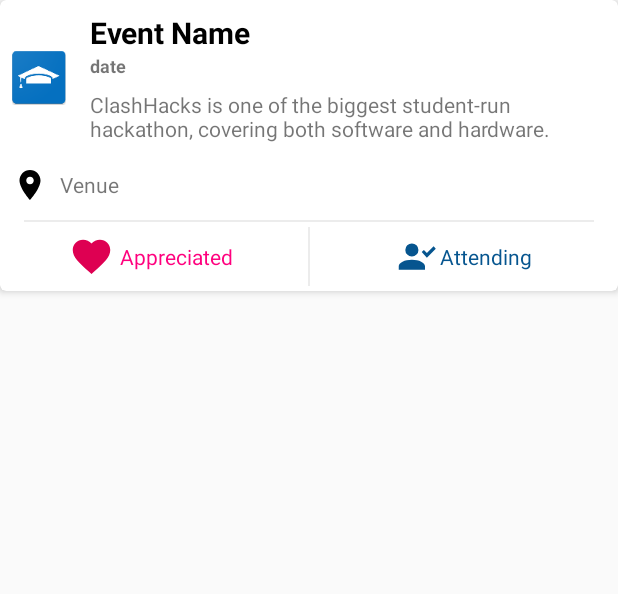
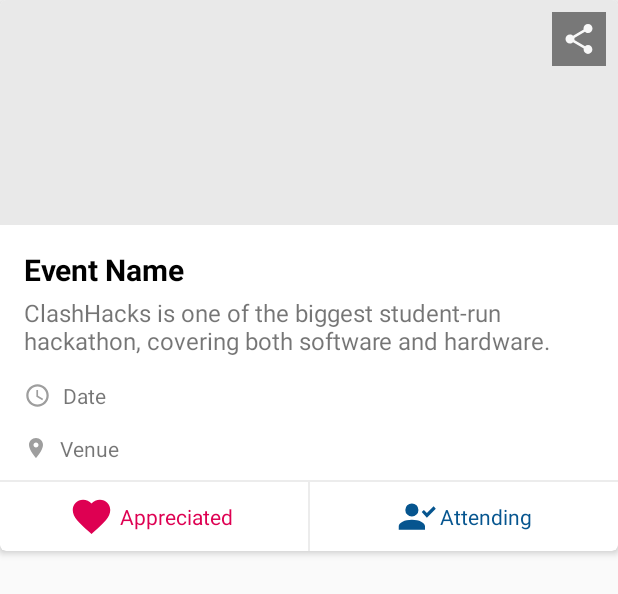
Before and after one commit to CampusBox/android, an Android app: the layout card_event.xml on its own in the app's theme, with its tools: preview values and no code run, on a phone screen of 412 x 824 dp. Shown: the top 594 px of the screen. Run offline under Robolectric (Android 15) with nearby library versions, the phone set to English and light mode, and no system bars; network calls fail.

Commit message:
Added deep linking

```diff
--- a/CampusBox/app/src/main/AndroidManifest.xml
+++ b/CampusBox/app/src/main/AndroidManifest.xml
@@ -22,9 +22,12 @@
             android:name=".activity.MainActivity"
             android:theme="@style/AppTheme">
             <intent-filter>
+                <action android:name="android.intent.action.VIEW" />
                 <action android:name="android.intent.action.MAIN" />
-
                 <category android:name="android.intent.category.DEFAULT" />
+                <category android:name="android.intent.category.BROWSABLE" />
+                <data android:scheme="https"
+                    android:host="app.campusbox.org"/>
             </intent-filter>
         </activity>
         <activity
--- a/CampusBox/app/src/main/res/drawable/ic_location.xml
+++ b/CampusBox/app/src/main/res/drawable/ic_location.xml
@@ -1,9 +1,9 @@
 <vector xmlns:android="http://schemas.android.com/apk/res/android"
-        android:width="24dp"
-        android:height="24dp"
+        android:width="16dp"
+        android:height="16dp"
         android:viewportWidth="24.0"
         android:viewportHeight="24.0">
     <path
-        android:fillColor="#FF000000"
+        android:fillColor="#9E9E9E"
         android:pathData="M12,2C8.13,2 5,5.13 5,9c0,5.25 7,13 7,13s7,-7.75 7,-13c0,-3.87 -3.13,-7 -7,-7zM12,11.5c-1.38,0 -2.5,-1.12 -2.5,-2.5s1.12,-2.5 2.5,-2.5 2.5,1.12 2.5,2.5 -1.12,2.5 -2.5,2.5z"/>
 </vector>
--- /dev/null
+++ b/CampusBox/app/src/main/res/drawable/ic_share.xml
@@ -0,0 +1,9 @@
+<vector xmlns:android="http://schemas.android.com/apk/res/android"
+        android:width="24dp"
+        android:height="24dp"
+        android:viewportWidth="24.0"
+        android:viewportHeight="24.0">
+    <path
+        android:fillColor="#FFF"
+        android:pathData="M18,16.08c-0.76,0 -1.44,0.3 -1.96,0.77L8.91,12.7c0.05,-0.23 0.09,-0.46 0.09,-0.7s-0.04,-0.47 -0.09,-0.7l7.05,-4.11c0.54,0.5 1.25,0.81 2.04,0.81 1.66,0 3,-1.34 3,-3s-1.34,-3 -3,-3 -3,1.34 -3,3c0,0.24 0.04,0.47 0.09,0.7L8.04,9.81C7.5,9.31 6.79,9 6,9c-1.66,0 -3,1.34 -3,3s1.34,3 3,3c0.79,0 1.5,-0.31 2.04,-0.81l7.12,4.16c-0.05,0.21 -0.08,0.43 -0.08,0.65 0,1.61 1.31,2.92 2.92,2.92 1.61,0 2.92,-1.31 2.92,-2.92s-1.31,-2.92 -2.92,-2.92z"/>
+</vector>
--- /dev/null
+++ b/CampusBox/app/src/main/res/drawable/ic_time.xml
@@ -0,0 +1,9 @@
+<vector xmlns:android="http://schemas.android.com/apk/res/android"
+    android:width="18dp"
+    android:height="18dp"
+    android:viewportHeight="24.0"
+    android:viewportWidth="24.0">
+    <path
+        android:fillColor="#9E9E9E"
+        android:pathData="M11.99,2C6.47,2 2,6.48 2,12s4.47,10 9.99,10C17.52,22 22,17.52 22,12S17.52,2 11.99,2zM12,20c-4.42,0 -8,-3.58 -8,-8s3.58,-8 8,-8 8,3.58 8,8 -3.58,8 -8,8zM12.5,7H11v6l5.25,3.15 0.75,-1.23 -4.5,-2.67z" />
+</vector>
--- a/CampusBox/app/src/main/res/layout/card_event.xml
+++ b/CampusBox/app/src/main/res/layout/card_event.xml
@@ -9,7 +9,6 @@
 
     <android.support.v7.widget.CardView
         android:id="@+id/eventCard"
-
         android:layout_width="match_parent"
         android:layout_height="wrap_content"
         android:layout_marginBottom="8dp"
@@ -21,63 +20,76 @@
             android:layout_height="match_parent"
             android:orientation="vertical">
 
-            <LinearLayout
-                android:layout_width="wrap_content"
+            <RelativeLayout
+                android:layout_width="match_parent"
                 android:layout_height="wrap_content"
-                android:orientation="horizontal"
-                android:padding="8dp"
-                android:weightSum="4">
+                android:layout_marginBottom="16dp">
 
                 <ImageView
                     android:id="@+id/event_image"
-                    android:layout_width="0dp"
-                    android:layout_height="match_parent"
-                    android:layout_weight="1"
-                    android:src="@mipmap/ic_launcher" />
+                    android:layout_width="match_parent"
+                    android:layout_height="150dp"
+                    android:background="#E9E9E9"
+                    android:scaleType="centerCrop" />
 
-                <LinearLayout
-                    android:layout_width="0dp"
+                <ImageView
+                    android:id="@+id/btn_share"
+                    android:layout_width="wrap_content"
                     android:layout_height="wrap_content"
-                    android:layout_marginStart="16dp"
-                    android:layout_weight="3"
-                    android:orientation="vertical">
+                    android:alpha="0.7"
+                    android:padding="6dp"
+                    android:layout_alignParentEnd="true"
+                    android:layout_margin="8dp"
+                    android:background="@color/black_semi_transparent"
+                    app:srcCompat="@drawable/ic_share"/>
+
+
+            </RelativeLayout>
 
             <TextView
                 android:id="@+id/event_name"
-                        android:layout_width="wrap_content"
+                android:layout_width="match_parent"
                 android:layout_height="wrap_content"
-                        android:gravity="center"
+                android:layout_marginEnd="16dp"
+                android:layout_marginStart="16dp"
+                android:gravity="start"
                 android:textColor="#000"
                 android:textSize="20sp"
                 android:textStyle="bold"
                 tools:text="Event Name" />
 
             <TextView
-                        android:id="@+id/date"
-                        android:layout_width="wrap_content"
+                android:id="@+id/event_desc"
+                android:layout_width="match_parent"
                 android:layout_height="wrap_content"
-                        android:textSize="12sp"
-                        android:textStyle="bold"
-                        tools:text="date" />
+                android:layout_marginEnd="16dp"
+                android:layout_marginStart="16dp"
+                android:layout_marginTop="4dp"
+                android:ellipsize="end"
+                android:maxLines="2"
+                android:minLines="1"
+                android:textSize="16sp"
+                tools:text="ClashHacks is one of the biggest student-run hackathon, covering both software and hardware. " />
 
             <TextView
-                        android:id="@+id/event_desc"
-                        android:layout_width="wrap_content"
+                android:id="@+id/date"
+                android:layout_width="match_parent"
                 android:layout_height="wrap_content"
                 android:layout_marginTop="8dp"
-                        android:ellipsize="end"
-                        android:maxLines="3"
-                        android:minLines="1"
+                android:layout_marginStart="8dp"
+                android:drawablePadding="8dp"
+                android:drawableStart="@drawable/ic_time"
+                android:gravity="center_vertical"
+                android:padding="8dp"
                 android:textSize="14sp"
-                        tools:text="ClashHacks is one of the biggest student-run hackathon, covering both software and hardware. " />
+                tools:text="Date" />
 
-                </LinearLayout>
-            </LinearLayout>
 
             <TextView
                 android:id="@+id/venue"
                 android:layout_width="match_parent"
                 android:layout_height="wrap_content"
+                android:layout_marginStart="8dp"
                 android:drawablePadding="8dp"
                 android:drawableStart="@drawable/ic_location"
                 android:gravity="center_vertical"
@@ -88,8 +100,6 @@
             <View
                 android:layout_width="match_parent"
                 android:layout_height="1dp"
-                android:layout_marginEnd="16dp"
-                android:layout_marginStart="16dp"
                 android:layout_marginTop="3dp"
                 android:background="#ececec" />
 
@@ -123,15 +133,13 @@
                         android:layout_gravity="center"
                         android:padding="4dp"
                         android:text="Appreciated"
-                        android:textColor="#ff007e" />
+                        android:textColor="@color/colorAppreciate" />
 
                 </LinearLayout>
 
                 <View
                     android:layout_width="1dp"
                     android:layout_height="match_parent"
-                    android:layout_marginBottom="3dp"
-                    android:layout_marginTop="3dp"
                     android:background="#ececec" />
 
                 <LinearLayout
--- a/CampusBox/app/src/main/res/layout/fragment_events.xml
+++ b/CampusBox/app/src/main/res/layout/fragment_events.xml
@@ -8,7 +8,8 @@
     <LinearLayout
         android:layout_width="match_parent"
         android:layout_height="match_parent"
-        android:orientation="vertical">
+        android:orientation="vertical"
+        android:padding="8dp">
 
         <android.support.v7.widget.RecyclerView
             android:id="@+id/rv_events"
```
Also changed, not shown: CampusBox/app/src/main/java/in/exun/campusbox/activity/MainActivity.java (+32 -11 lines), CampusBox/app/src/main/java/in/exun/campusbox/activity/SinglePost.java (+1 -10 lines), CampusBox/app/src/main/java/in/exun/campusbox/adapters/CreativeAdapter.java (+9 -1 lines), CampusBox/app/src/main/java/in/exun/campusbox/adapters/RVAEvents.java (+11 -3 lines), CampusBox/app/src/main/java/in/exun/campusbox/adapters/RVAEventsHome.java (+9 -2 lines), CampusBox/app/src/main/java/in/exun/campusbox/fragments/Main/Events.java (+8 -1 lines), CampusBox/app/src/main/java/in/exun/campusbox/fragments/Main/Home.java (+15 -1 lines), CampusBox/app/src/main/java/in/exun/campusbox/jsonHandlers/EventJsonHandler.java (+20 -4 lines), CampusBox/app/src/main/res/drawable/ic_share_grey.xml (added, +9 -0 lines), CampusBox/app/src/main/res/layout/card_creativity.xml (+41 -27 lines). Lines whose indentation alone changed are shown as unchanged.
